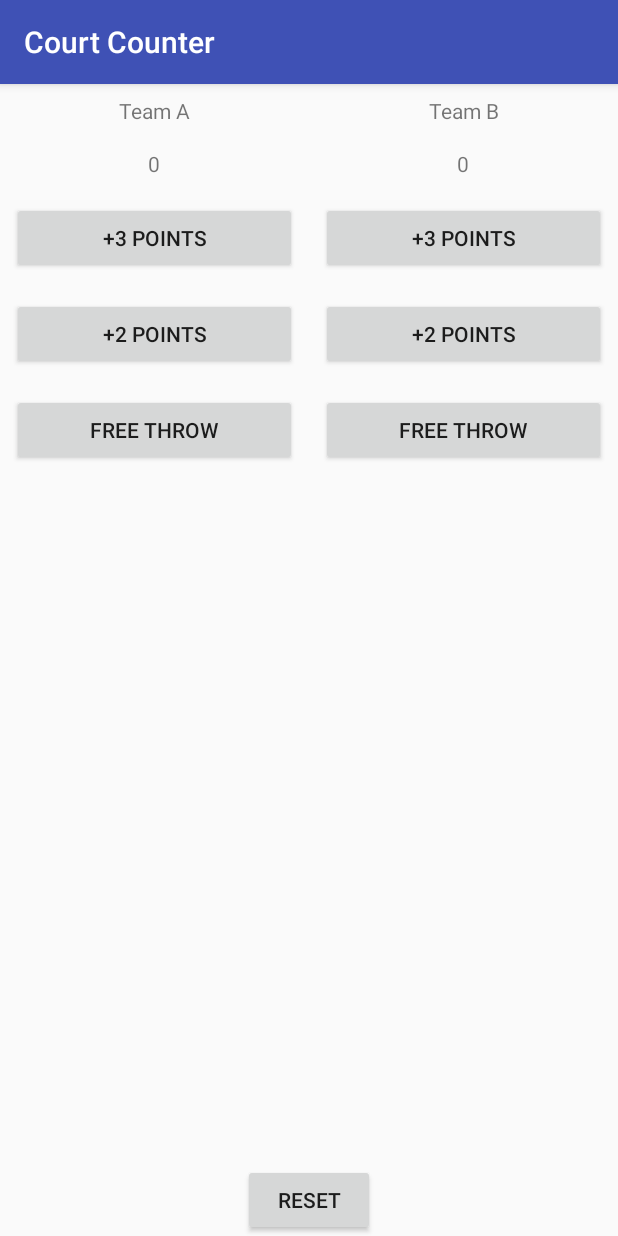
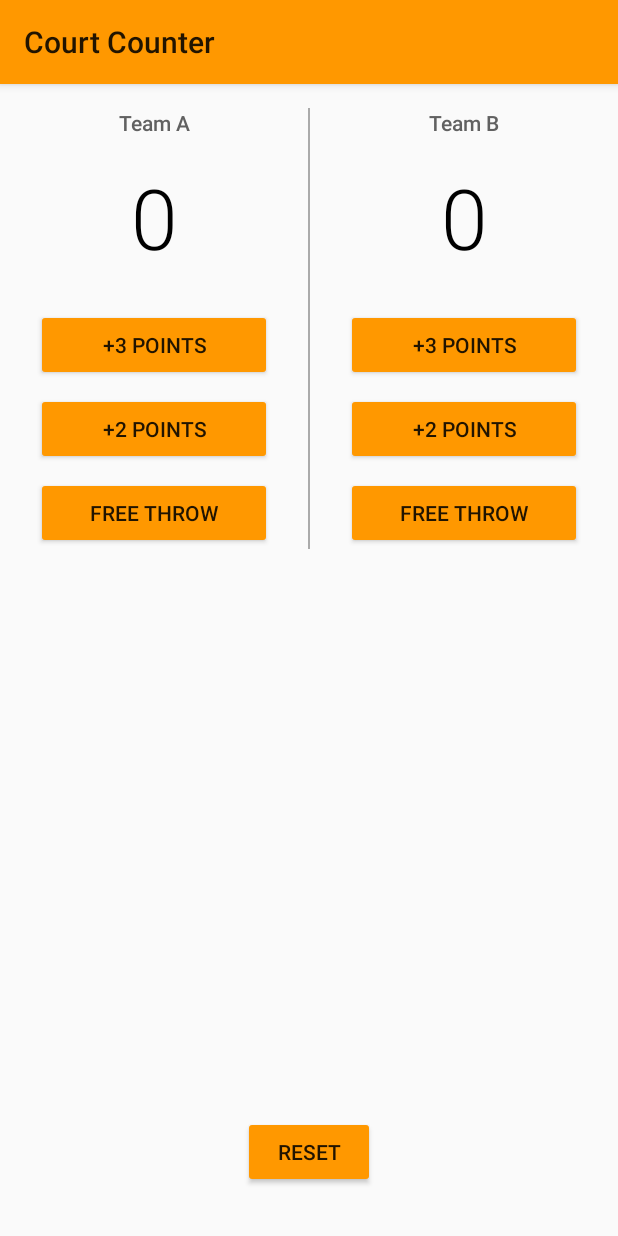
Before and after one commit to heejoosss/CourtCounter, an Android app: the screen it shows after launch (MainActivity), on a phone screen of 412 x 824 dp. Run offline under Robolectric (Android 15) with nearby library versions, the phone set to English and light mode, and no system bars.

Commit message:
Practice Set 2 : Court Counter Complete (40082658)

```diff
--- a/app/src/main/res/layout/activity_main.xml
+++ b/app/src/main/res/layout/activity_main.xml
@@ -17,6 +17,8 @@
             <LinearLayout
                 android:layout_width="0dp"
                 android:layout_height="wrap_content"
+                android:layout_marginLeft="24dp"
+                android:layout_marginRight="24dp"
                 android:layout_weight="1"
                 android:orientation="vertical"
                 tools:context="com.example.android.courtcounter.MainActivity">
@@ -24,44 +26,58 @@
                 <TextView
                     android:layout_width="match_parent"
                     android:layout_height="wrap_content"
+                    android:layout_marginBottom="16dp"
+                    android:layout_marginTop="16dp"
+                    android:fontFamily="sans-serif-medium"
                     android:gravity="center_horizontal"
-                    android:padding="8dp"
-                    android:text="Team A" />
+                    android:text="Team A"
+                    android:textColor="#616161"
+                    android:textSize="14dp" />
 
                 <TextView
                     android:id="@+id/team_a_score"
                     android:layout_width="match_parent"
                     android:layout_height="wrap_content"
+                    android:layout_marginBottom="24dp"
+                    android:fontFamily="sans-serif-light"
                     android:gravity="center_horizontal"
-                    android:padding="8dp"
-                    android:text="0" />
+                    android:text="0"
+                    android:textColor="#000000"
+                    android:textSize="56sp" />
 
                 <Button
                     android:layout_width="match_parent"
                     android:layout_height="wrap_content"
-                    android:layout_margin="8dp"
+                    android:layout_marginBottom="8dp"
                     android:onClick="addThreeForTeamA"
                     android:text="+3 Points" />
 
                 <Button
                     android:layout_width="match_parent"
                     android:layout_height="wrap_content"
-                    android:layout_margin="8dp"
+                    android:layout_marginBottom="8dp"
                     android:onClick="addTwoForTeamA"
                     android:text="+2 Points" />
 
                 <Button
                     android:layout_width="match_parent"
                     android:layout_height="wrap_content"
-                    android:layout_margin="8dp"
                     android:onClick="freeThrowForTeamA"
                     android:text="Free Throw" />
 
             </LinearLayout>
 
+            <View
+                android:layout_width="1dp"
+                android:layout_height="match_parent"
+                android:layout_marginTop="16dp"
+                android:background="@android:color/darker_gray" />
+
             <LinearLayout
                 android:layout_width="0dp"
                 android:layout_height="wrap_content"
+                android:layout_marginLeft="24dp"
+                android:layout_marginRight="24dp"
                 android:layout_weight="1"
                 android:orientation="vertical"
                 tools:context="com.example.android.courtcounter.MainActivity">
@@ -69,36 +85,42 @@
                 <TextView
                     android:layout_width="match_parent"
                     android:layout_height="wrap_content"
+                    android:layout_marginBottom="16dp"
+                    android:layout_marginTop="16dp"
+                    android:fontFamily="sans-serif-medium"
                     android:gravity="center_horizontal"
-                    android:padding="8dp"
-                    android:text="Team B" />
+                    android:text="Team B"
+                    android:textColor="#616161"
+                    android:textSize="14dp" />
 
                 <TextView
                     android:id="@+id/team_b_score"
                     android:layout_width="match_parent"
                     android:layout_height="wrap_content"
+                    android:layout_marginBottom="24dp"
+                    android:fontFamily="sans-serif-light"
                     android:gravity="center_horizontal"
-                    android:padding="8dp"
-                    android:text="0" />
+                    android:text="0"
+                    android:textColor="#000000"
+                    android:textSize="56sp" />
 
                 <Button
                     android:layout_width="match_parent"
                     android:layout_height="wrap_content"
-                    android:layout_margin="8dp"
+                    android:layout_marginBottom="8dp"
                     android:onClick="addThreeForTeamB"
                     android:text="+3 Points" />
 
                 <Button
                     android:layout_width="match_parent"
                     android:layout_height="wrap_content"
-                    android:layout_margin="8dp"
+                    android:layout_marginBottom="8dp"
                     android:onClick="addTwoForTeamB"
                     android:text="+2 Points" />
 
                 <Button
                     android:layout_width="match_parent"
                     android:layout_height="wrap_content"
-                    android:layout_margin="8dp"
                     android:onClick="freeThrowForTeamB"
                     android:text="Free Throw" />
 
@@ -112,8 +134,9 @@
         android:layout_height="wrap_content"
         android:layout_alignParentBottom="true"
         android:layout_centerHorizontal="true"
-        android:text="Reset"
-        android:onClick="resetToZero"/>
+        android:layout_marginBottom="32dp"
+        android:onClick="resetToZero"
+        android:text="Reset" />
 
 
 </RelativeLayout>
--- a/app/src/main/res/values/styles.xml
+++ b/app/src/main/res/values/styles.xml
@@ -1,11 +1,9 @@
 <resources>
-
     <!-- Base application theme. -->
-    <style name="AppTheme" parent="Theme.AppCompat.Light.DarkActionBar">
-        <!-- Customize your theme here. -->
-        <item name="colorPrimary">@color/colorPrimary</item>
-        <item name="colorPrimaryDark">@color/colorPrimaryDark</item>
-        <item name="colorAccent">@color/colorAccent</item>
+    <style name="AppTheme" parent="Theme.AppCompat.Light">
+        <!-- Primary theme color of the app (sets background color of app bar) -->
+        <item name="colorPrimary">#FF9800</item>
+        <!-- Background color of buttons in the app -->
+        <item name="colorButtonNormal">#FF9800</item>
     </style>
-
 </resources>
```
